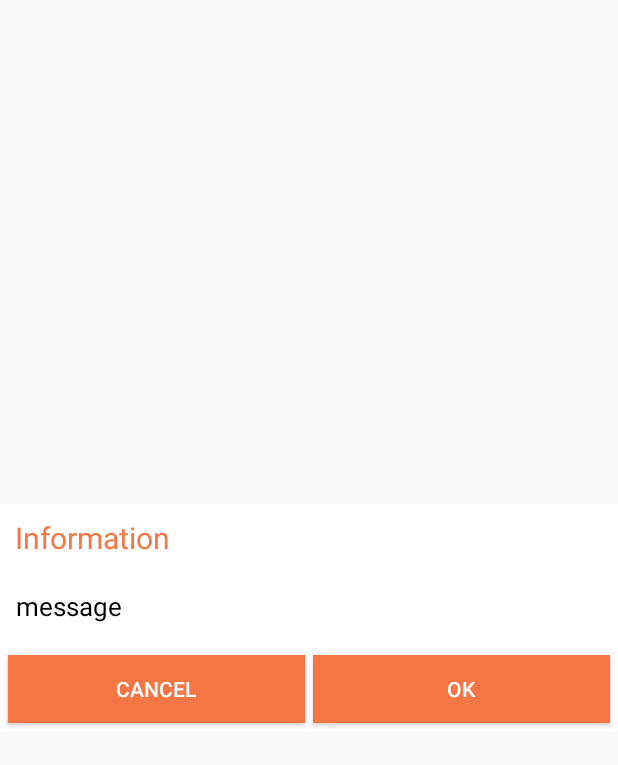
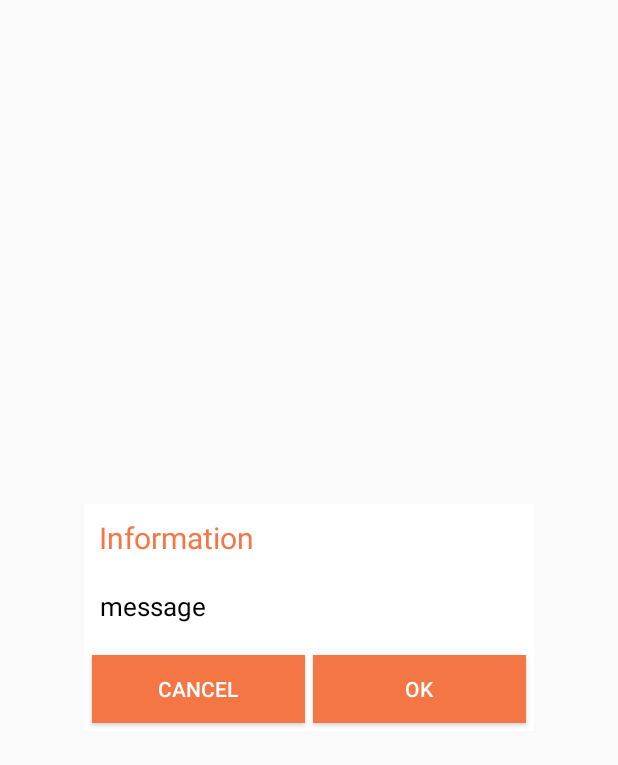
Before and after one commit to rahasak/rahasak, an Android app: the layout share_confirm_message_dialog.xml on its own in the app's theme, with its tools: preview values and no code run, on a phone screen of 412 x 824 dp. Shown: the top 765 px of the screen. Run offline under Robolectric (Android 15) with nearby library versions, the phone set to English and light mode, and no system bars; Roboto replaces fonts that are not available here.

Commit message:
tab layout confirm message

```diff
--- a/app/src/main/java/com/score/chatz/ui/BaseActivity.java
+++ b/app/src/main/java/com/score/chatz/ui/BaseActivity.java
@@ -136,7 +136,7 @@ public class BaseActivity extends AppCompatActivity implements ISendingComHandle
         //set layout for dialog
         dialog.requestWindowFeature(Window.FEATURE_NO_TITLE);
         dialog.setContentView(R.layout.share_confirm_message_dialog);
-        dialog.getWindow().setLayout(ViewGroup.LayoutParams.MATCH_PARENT, ViewGroup.LayoutParams.WRAP_CONTENT);
+        dialog.getWindow().setLayout(ViewGroup.LayoutParams.WRAP_CONTENT, ViewGroup.LayoutParams.WRAP_CONTENT);
         dialog.setCanceledOnTouchOutside(false);
         dialog.setCancelable(true);
 
--- a/app/src/main/res/layout/share_confirm_message_dialog.xml
+++ b/app/src/main/res/layout/share_confirm_message_dialog.xml
@@ -3,15 +3,24 @@
 <ScrollView
     xmlns:android="http://schemas.android.com/apk/res/android"
     android:orientation="vertical"
-    android:layout_width="fill_parent"
+    android:layout_width="wrap_content"
     android:layout_height="wrap_content"
-    android:background="@drawable/dialog_shape"
     android:layout_gravity="center">
+
+    <RelativeLayout
+        android:layout_width="wrap_content"
+        android:layout_height="match_parent"
+        android:gravity="center"
+        android:layout_gravity="center"
+        android:background="@drawable/dialog_shape">
 
     <LinearLayout
         android:orientation="vertical"
-        android:layout_width="fill_parent"
-        android:layout_height="wrap_content">
+        android:layout_height="wrap_content"
+        android:layout_width="300dp"
+        android:foregroundGravity="center_horizontal"
+        android:gravity="center_horizontal"
+        android:layout_gravity="center_horizontal">
 
         <RelativeLayout
             android:layout_width="fill_parent"
@@ -100,4 +109,6 @@
 
     </LinearLayout>
 
+    </RelativeLayout>
+
 </ScrollView>
```
